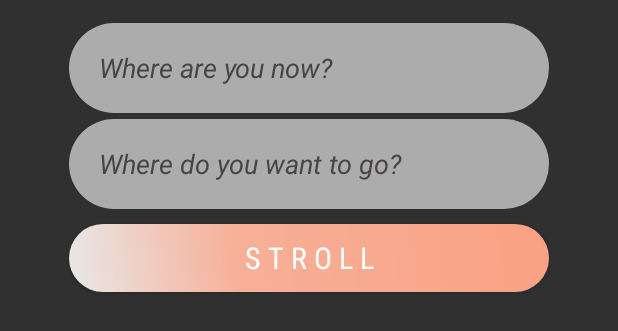
After one commit to OmerGoldreich/StrollerApp, an Android app: the layout fragment_one.xml on its own in the app's theme, with its tools: preview values and no code run, on a phone screen of 412 x 824 dp. The commit adds this screen. Shown: the top 331 px of the screen. Run offline under Robolectric (Android 15) with nearby library versions, the phone set to English and light mode, and no system bars.

Commit message:
integrated both activities!!!!!!!!!!!!!!!

```diff
--- a/app/build.gradle
+++ b/app/build.gradle
@@ -25,6 +25,9 @@ dependencies {
     testImplementation 'junit:junit:4.12'
     androidTestImplementation 'com.android.support.test:runner:1.0.1'
     androidTestImplementation 'com.android.support.test.espresso:espresso-core:3.0.1'
+    compile fileTree(dir:'libs',include:['*.jar'])
+    compile 'com.android.support:appcompat-v7:26.1.0'
+    compile 'com.android.support:design:26.1.0'
     compile 'com.google.firebase:firebase-auth:11.6.2'
     compile 'com.google.android.gms:play-services-auth:11.6.2'
     compile 'com.facebook.android:facebook-login:[4,5)'
--- a/app/src/main/AndroidManifest.xml
+++ b/app/src/main/AndroidManifest.xml
@@ -34,6 +34,10 @@
                 <category android:name="android.intent.category.LAUNCHER" />
             </intent-filter>
         </activity>
+        <activity
+            android:name=".SearchActivity"
+            android:label="@string/app_name">
+        </activity>
     </application>
 
 
--- a/app/src/main/java/com/stroller/stroller/MainActivity.java
+++ b/app/src/main/java/com/stroller/stroller/MainActivity.java
@@ -39,7 +39,6 @@ public class MainActivity extends AppCompatActivity {
     private CallbackManager mCallbackManager;
     private static final String TAG="MAIN_ACTIVITY";
     private static final String googleButtonText="Continue with Google";
-    private static final String facebookButtonText="Continue with Facebook";
     private static int RC_FB_SIGN_IN;
     @Override
     protected void onCreate(Bundle savedInstanceState) {
@@ -183,6 +182,9 @@ public class MainActivity extends AppCompatActivity {
         }
     }
     private void updateUI(FirebaseUser user){
-
+        if(user!=null){
+            Intent intent = new Intent(MainActivity.this, SearchActivity.class);
+            startActivity(intent);
+        }
     }
 }
--- /dev/null
+++ b/app/src/main/res/drawable/buttonshape.xml
@@ -0,0 +1,24 @@
+<?xml version="1.0" encoding="utf-8"?>
+<shape xmlns:android="http://schemas.android.com/apk/res/android" android:shape="rectangle" >
+    <corners
+        android:radius="50dp"
+        />
+    <gradient
+        android:angle="45"
+        android:centerX="35%"
+        android:centerColor="#f7b098"
+        android:startColor="#E8E8E8"
+        android:endColor="#f9a183"
+        android:type="linear"
+        />
+    <padding
+        android:left="0dp"
+        android:top="0dp"
+        android:right="0dp"
+        android:bottom="0dp"
+        />
+    <size
+        android:width="250dp"
+        android:height="50dp"
+        />
+</shape>
--- /dev/null
+++ b/app/src/main/res/drawable/rounded_edittext.xml
@@ -0,0 +1,13 @@
+<?xml version="1.0" encoding="utf-8"?>
+<!--  res/drawable/rounded_edittext.xml -->
+<shape xmlns:android="http://schemas.android.com/apk/res/android"
+    android:shape="rectangle" android:padding="10dp">
+    <solid android:color="#FFFFFF"/>
+    <corners
+        android:radius="50dp"
+        />
+    <size
+        android:width="250dp"
+        android:height="50dp"
+        />
+</shape>
--- /dev/null
+++ b/app/src/main/res/layout/fragment_one.xml
@@ -0,0 +1,64 @@
+<?xml version="1.0" encoding="utf-8"?>
+<RelativeLayout xmlns:android="http://schemas.android.com/apk/res/android"
+    android:layout_width="match_parent"
+    xmlns:tools="http://schemas.android.com/tools"
+    android:background="@android:color/transparent"
+    android:layout_height="match_parent">
+
+    <EditText
+        android:id="@+id/editText3"
+        android:layout_width="320dp"
+        android:layout_height="60dp"
+        android:layout_alignLeft="@+id/editText4"
+        android:layout_alignStart="@+id/editText4"
+        android:layout_below="@+id/editText4"
+        android:layout_marginTop="4dp"
+        android:alpha="0.6"
+        android:background="@drawable/rounded_edittext"
+        android:ems="10"
+        android:inputType="textPersonName"
+        android:paddingLeft="20dp"
+        android:hint="@string/editText3"
+        android:textColorHint="#585252"
+        android:textStyle="italic"
+        android:textColor="#585252"
+        tools:layout_editor_absoluteX="12dp"
+        tools:layout_editor_absoluteY="311dp" />
+
+    <EditText
+        android:id="@+id/editText4"
+        android:layout_width="320dp"
+        android:layout_height="60dp"
+        android:layout_alignParentTop="true"
+        android:layout_centerHorizontal="true"
+        android:layout_marginTop="15dp"
+        android:alpha="0.6"
+        android:background="@drawable/rounded_edittext"
+        android:ems="10"
+        android:inputType="textPersonName"
+        android:paddingLeft="20dp"
+        android:hint="@string/editText4"
+        android:textColorHint="#585252"
+        android:textStyle="italic"
+        android:textColor="#585252"
+        tools:layout_editor_absoluteX="12dp"
+        tools:layout_editor_absoluteY="242dp" />
+
+    <Button
+        android:id="@+id/btn2"
+        android:layout_width="320dp"
+        android:layout_height="45dp"
+        android:layout_below="@+id/editText3"
+        android:layout_centerHorizontal="true"
+        android:layout_marginTop="10dp"
+        android:background="@drawable/buttonshape"
+        android:fontFamily="sans-serif-condensed"
+        android:text="@string/btn2"
+        android:textAlignment="center"
+        android:textColor="#FFFFFF"
+        android:textSize="20sp"
+        tools:layout_editor_absoluteX="12dp"
+        tools:layout_editor_absoluteY="379dp" />
+
+
+</RelativeLayout>
--- a/app/src/main/res/values/colors.xml
+++ b/app/src/main/res/values/colors.xml
@@ -2,5 +2,5 @@
 <resources>
     <color name="colorPrimary">#3F51B5</color>
     <color name="colorPrimaryDark">#303F9F</color>
-    <color name="colorAccent">#FF4081</color>
+    <color name="colorAccent">#FF8763</color>
 </resources>
--- a/app/src/main/res/values/strings.xml
+++ b/app/src/main/res/values/strings.xml
@@ -2,4 +2,10 @@
     <string name="app_name">Stroller</string>
     <string name="facebook_app_id">385796825186612</string>
     <string name="fb_login_protocol_scheme">fb385796825186612</string>
+    <string name="btn2">"S T R O L L"</string>
+    <string name="editText4">"Where are you now?"</string>
+    <string name="editText3">"Where do you want to go?"</string>
+    <string name="frg2">"You currently have no favorite routes."</string>
+    <string name="btn1">"Logout"</string>
+    <string name="txt">"Welcome, Regina"</string>
 </resources>
```
Also changed, not shown: app/src/main/java/com/stroller/stroller/FragmentOne.java (added, +27 -0 lines), app/src/main/java/com/stroller/stroller/FragmentTwo.java (added, +27 -0 lines), app/src/main/java/com/stroller/stroller/SearchActivity.java (added, +67 -0 lines), app/src/main/res/layout/activity_search.xml (added, +61 -0 lines), app/src/main/res/layout/fragment_two.xml (added, +18 -0 lines), app/src/main/res/drawable/blurprg2.png (added), app/src/main/res/drawable/pg.jpg (added), app/src/main/res/drawable/user.png (added).
